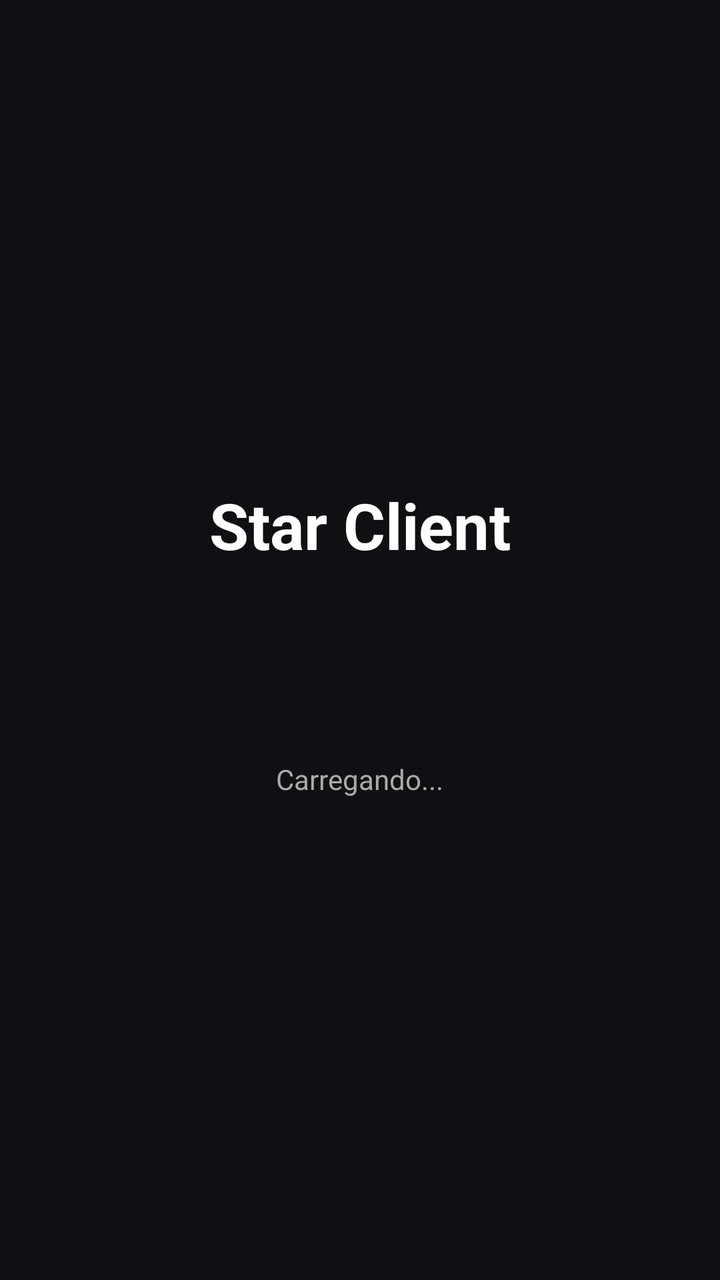
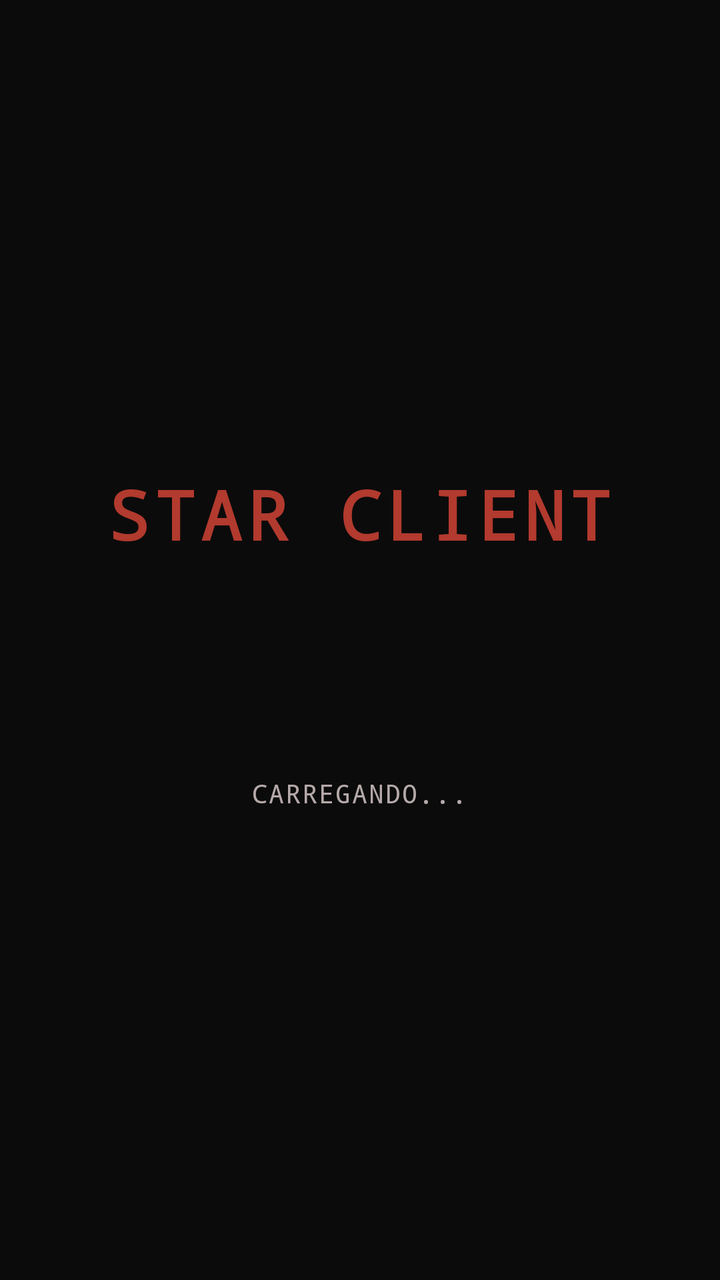

Screens rendered from an Android XML layout before and after an edit, with the pre-edit source and the edit as a unified diff.
<!-- AndroidManifest.xml: application theme Theme.StarClient -->
<!-- res/layout/activity_main.xml -->
<?xml version="1.0" encoding="utf-8"?>
<FrameLayout xmlns:android="http://schemas.android.com/apk/res/android"
    android:layout_width="match_parent"
    android:layout_height="match_parent"
    android:background="#101014">

    
    <LinearLayout
        android:id="@+id/loadingLayout"
        android:layout_width="match_parent"
        android:layout_height="match_parent"
        android:orientation="vertical"
        android:gravity="center"
        android:visibility="visible">

        <TextView
            android:layout_width="wrap_content"
            android:layout_height="wrap_content"
            android:text="Star Client"
            android:textColor="#FFFFFF"
            android:textSize="32sp"
            android:textStyle="bold"
            android:layout_marginBottom="32dp" />

        <ProgressBar
            android:layout_width="wrap_content"
            android:layout_height="wrap_content"
            android:indeterminateTint="#4C8DFF" />

        <TextView
            android:layout_width="wrap_content"
            android:layout_height="wrap_content"
            android:text="Carregando..."
            android:textColor="#AAAAAA"
            android:textSize="14sp"
            android:layout_marginTop="16dp" />

    </LinearLayout>

    
    <LinearLayout
        android:id="@+id/contentLayout"
        android:layout_width="match_parent"
        android:layout_height="match_parent"
        android:orientation="vertical"
        android:gravity="center"
        android:padding="24dp"
        android:visibility="gone">

        <TextView
            android:layout_width="wrap_content"
            android:layout_height="wrap_content"
            android:text="Star Client"
            android:textColor="#FFFFFF"
            android:textSize="30sp"
            android:textStyle="bold"
            android:layout_marginBottom="12dp" />

        <TextView
            android:id="@+id/statusText"
            android:layout_width="wrap_content"
            android:layout_height="wrap_content"
            android:textColor="#CCCCCC"
            android:textSize="15sp"
            android:layout_marginBottom="32dp" />

        <Button
            android:id="@+id/playButton"
            android:layout_width="220dp"
            android:layout_height="56dp"
            android:text="JOGAR"
            android:textSize="16sp"
            android:textStyle="bold"
            android:backgroundTint="#4C8DFF"
            android:textColor="#FFFFFF" />

    </LinearLayout>

</FrameLayout>
<!-- resources referenced by this layout -->
<resources>
  <style name="Theme.StarClient" parent="Theme.AppCompat.DayNight.NoActionBar">
          <item name="colorPrimary">#8B1A1A</item>
          <item name="colorPrimaryDark">#0B0B0B</item>
          <item name="android:windowBackground">#0B0B0B</item>
      </style>
</resources>

<!-- the commit's change to res/layout/activity_main.xml (unified diff, before → after) -->
@@ -2,7 +2,7 @@
 <FrameLayout xmlns:android="http://schemas.android.com/apk/res/android"
     android:layout_width="match_parent"
     android:layout_height="match_parent"
-    android:background="#101014">
+    android:background="#0B0B0B">
 
     
     <LinearLayout
@@ -16,24 +16,32 @@
         <TextView
             android:layout_width="wrap_content"
             android:layout_height="wrap_content"
-            android:text="Star Client"
-            android:textColor="#FFFFFF"
-            android:textSize="32sp"
+            android:text="STAR CLIENT"
+            android:textColor="#B23A2E"
+            android:textSize="34sp"
             android:textStyle="bold"
-            android:layout_marginBottom="32dp" />
+            android:fontFamily="monospace"
+            android:letterSpacing="0.08"
+            android:shadowColor="#000000"
+            android:shadowDx="3"
+            android:shadowDy="3"
+            android:shadowRadius="0"
+            android:layout_marginBottom="40dp" />
 
         <ProgressBar
             android:layout_width="wrap_content"
             android:layout_height="wrap_content"
-            android:indeterminateTint="#4C8DFF" />
+            android:indeterminateTint="#B23A2E" />
 
         <TextView
             android:layout_width="wrap_content"
             android:layout_height="wrap_content"
-            android:text="Carregando..."
-            android:textColor="#AAAAAA"
-            android:textSize="14sp"
-            android:layout_marginTop="16dp" />
+            android:text="CARREGANDO..."
+            android:textColor="#B5A9A9"
+            android:textSize="13sp"
+            android:fontFamily="monospace"
+            android:letterSpacing="0.05"
+            android:layout_marginTop="20dp" />
 
     </LinearLayout>
 
@@ -44,35 +52,63 @@
         android:layout_height="match_parent"
         android:orientation="vertical"
         android:gravity="center"
-        android:padding="24dp"
+        android:padding="28dp"
         android:visibility="gone">
 
         <TextView
             android:layout_width="wrap_content"
             android:layout_height="wrap_content"
-            android:text="Star Client"
-            android:textColor="#FFFFFF"
-            android:textSize="30sp"
+            android:text="STAR CLIENT"
+            android:textColor="#B23A2E"
+            android:textSize="32sp"
             android:textStyle="bold"
-            android:layout_marginBottom="12dp" />
+            android:fontFamily="monospace"
+            android:letterSpacing="0.08"
+            android:shadowColor="#000000"
+            android:shadowDx="3"
+            android:shadowDy="3"
+            android:shadowRadius="0"
+            android:layout_marginBottom="28dp" />
 
         <TextView
             android:id="@+id/statusText"
             android:layout_width="wrap_content"
             android:layout_height="wrap_content"
-            android:textColor="#CCCCCC"
-            android:textSize="15sp"
-            android:layout_marginBottom="32dp" />
+            android:background="#1A1414"
+            android:paddingLeft="16dp"
+            android:paddingRight="16dp"
+            android:paddingTop="10dp"
+            android:paddingBottom="10dp"
+            android:textColor="#F2F2F2"
+            android:textSize="13sp"
+            android:fontFamily="monospace"
+            android:layout_marginBottom="40dp" />
 
-        <Button
-            android:id="@+id/playButton"
-            android:layout_width="220dp"
-            android:layout_height="56dp"
-            android:text="JOGAR"
-            android:textSize="16sp"
-            android:textStyle="bold"
-            android:backgroundTint="#4C8DFF"
-            android:textColor="#FFFFFF" />
+        
+        <LinearLayout
+            android:layout_width="wrap_content"
+            android:layout_height="wrap_content"
+            android:background="#000000"
+            android:padding="4dp">
+
+            <Button
+                android:id="@+id/playButton"
+                android:layout_width="232dp"
+                android:layout_height="56dp"
+                android:text="JOGAR"
+                android:textSize="18sp"
+                android:textStyle="bold"
+                android:fontFamily="monospace"
+                android:letterSpacing="0.1"
+                android:backgroundTint="#8B1A1A"
+                android:textColor="#F2F2F2"
+                android:shadowColor="#000000"
+                android:shadowDx="2"
+                android:shadowDy="2"
+                android:shadowRadius="0"
+                android:stateListAnimator="@null" />
+
+        </LinearLayout>
 
     </LinearLayout>
 
